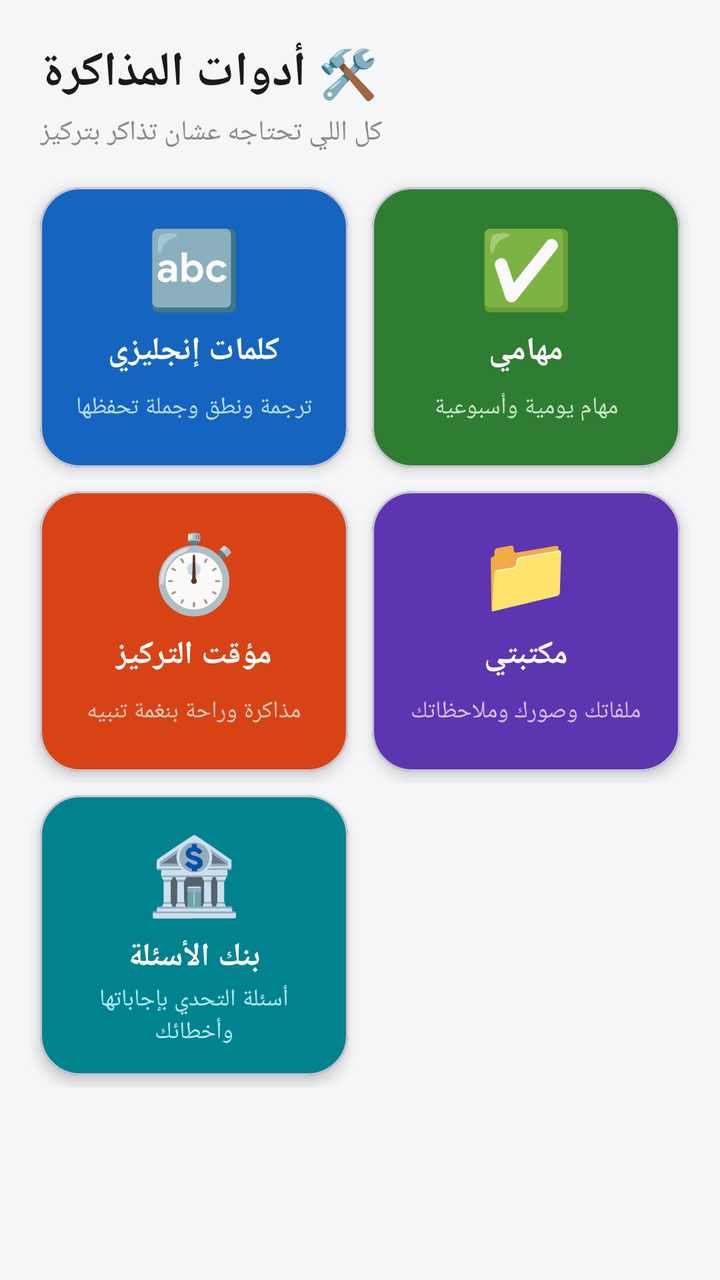
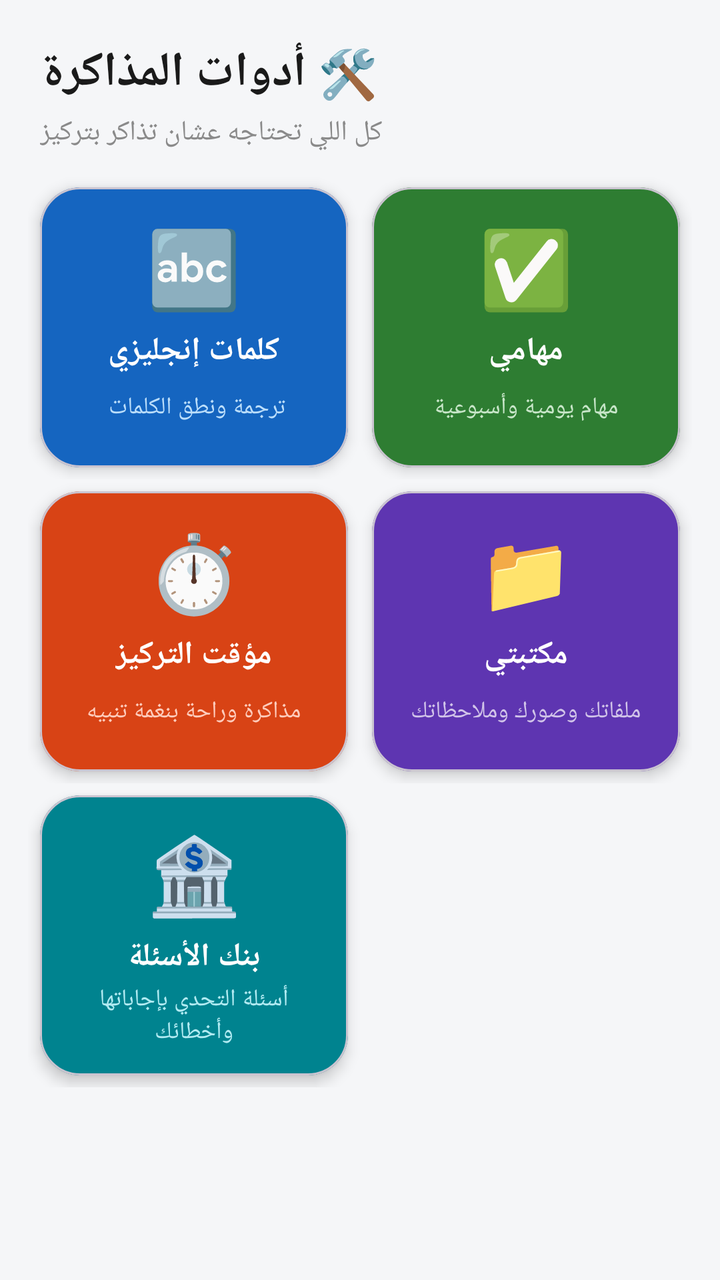

Compare the two renders of this Android layout. The source of the first and the diff that turns it into the second are given below.
<!-- AndroidManifest.xml: application theme Theme.1Bac -->
<!-- res/layout/activity_study_tools.xml -->
<?xml version="1.0" encoding="utf-8"?>
<ScrollView xmlns:android="http://schemas.android.com/apk/res/android"
    xmlns:app="http://schemas.android.com/apk/res-auto"
    android:layout_width="match_parent"
    android:layout_height="match_parent"
    android:fillViewport="true"
    android:background="@color/bg_gray">

    <LinearLayout
        android:layout_width="match_parent"
        android:layout_height="wrap_content"
        android:orientation="vertical"
        android:padding="14dp">

        <TextView
            android:layout_width="wrap_content"
            android:layout_height="wrap_content"
            android:layout_marginStart="6dp"
            android:layout_marginTop="6dp"
            android:text="🛠️ أدوات المذاكرة"
            android:textSize="24sp"
            android:textStyle="bold"
            android:textColor="@color/text_dark" />

        <TextView
            android:layout_width="wrap_content"
            android:layout_height="wrap_content"
            android:layout_marginStart="6dp"
            android:layout_marginTop="4dp"
            android:layout_marginBottom="12dp"
            android:text="كل اللي تحتاجه عشان تذاكر بتركيز"
            android:textSize="14sp"
            android:textColor="@color/text_gray" />

        <LinearLayout
            android:layout_width="match_parent"
            android:layout_height="wrap_content"
            android:orientation="horizontal">

            <com.google.android.material.card.MaterialCardView
                android:id="@+id/cardEnglish"
                android:layout_width="0dp"
                android:layout_height="wrap_content"
                android:layout_weight="1"
                android:layout_margin="6dp"
                app:cardCornerRadius="20dp"
                app:cardElevation="4dp"
                app:cardBackgroundColor="#1565C0">
                <LinearLayout
                    android:layout_width="match_parent"
                    android:layout_height="wrap_content"
                    android:minHeight="140dp"
                    android:orientation="vertical"
                    android:gravity="center"
                    android:padding="12dp">
                    <TextView
                        android:layout_width="wrap_content"
                        android:layout_height="wrap_content"
                        android:text="🔤"
                        android:textSize="38sp" />
                    <TextView
                        android:layout_width="wrap_content"
                        android:layout_height="wrap_content"
                        android:layout_marginTop="6dp"
                        android:text="كلمات إنجليزي"
                        android:textSize="16sp"
                        android:textStyle="bold"
                        android:textColor="#FFFFFF" />
                    <TextView
                        android:layout_width="wrap_content"
                        android:layout_height="wrap_content"
                        android:layout_marginTop="2dp"
                        android:minLines="2"
                        android:maxLines="2"
                        android:gravity="center"
                        android:text="ترجمة ونطق وجملة تحفظها"
                        android:textSize="12sp"
                        android:textColor="#BBDEFB" />
                </LinearLayout>
            </com.google.android.material.card.MaterialCardView>

            <com.google.android.material.card.MaterialCardView
                android:id="@+id/cardTasks"
                android:layout_width="0dp"
                android:layout_height="wrap_content"
                android:layout_weight="1"
                android:layout_margin="6dp"
                app:cardCornerRadius="20dp"
                app:cardElevation="4dp"
                app:cardBackgroundColor="#2E7D32">
                <LinearLayout
                    android:layout_width="match_parent"
                    android:layout_height="wrap_content"
                    android:minHeight="140dp"
                    android:orientation="vertical"
                    android:gravity="center"
                    android:padding="12dp">
                    <TextView
                        android:layout_width="wrap_content"
                        android:layout_height="wrap_content"
                        android:text="✅"
                        android:textSize="38sp" />
                    <TextView
                        android:layout_width="wrap_content"
                        android:layout_height="wrap_content"
                        android:layout_marginTop="6dp"
                        android:text="مهامي"
                        android:textSize="16sp"
                        android:textStyle="bold"
                        android:textColor="#FFFFFF" />
                    <TextView
                        android:layout_width="wrap_content"
                        android:layout_height="wrap_content"
                        android:layout_marginTop="2dp"
                        android:minLines="2"
                        android:maxLines="2"
                        android:gravity="center"
                        android:text="مهام يومية وأسبوعية"
                        android:textSize="12sp"
                        android:textColor="#C8E6C9" />
                </LinearLayout>
            </com.google.android.material.card.MaterialCardView>
        </LinearLayout>

        <LinearLayout
            android:layout_width="match_parent"
            android:layout_height="wrap_content"
            android:orientation="horizontal">

            <com.google.android.material.card.MaterialCardView
                android:id="@+id/cardFocus"
                android:layout_width="0dp"
                android:layout_height="wrap_content"
                android:layout_weight="1"
                android:layout_margin="6dp"
                app:cardCornerRadius="20dp"
                app:cardElevation="4dp"
                app:cardBackgroundColor="#D84315">
                <LinearLayout
                    android:layout_width="match_parent"
                    android:layout_height="wrap_content"
                    android:minHeight="140dp"
                    android:orientation="vertical"
                    android:gravity="center"
                    android:padding="12dp">
                    <TextView
                        android:layout_width="wrap_content"
                        android:layout_height="wrap_content"
                        android:text="⏱️"
                        android:textSize="38sp" />
                    <TextView
                        android:layout_width="wrap_content"
                        android:layout_height="wrap_content"
                        android:layout_marginTop="6dp"
                        android:text="مؤقت التركيز"
                        android:textSize="16sp"
                        android:textStyle="bold"
                        android:textColor="#FFFFFF" />
                    <TextView
                        android:layout_width="wrap_content"
                        android:layout_height="wrap_content"
                        android:layout_marginTop="2dp"
                        android:minLines="2"
                        android:maxLines="2"
                        android:gravity="center"
                        android:text="مذاكرة وراحة بنغمة تنبيه"
                        android:textSize="12sp"
                        android:textColor="#FFCCBC" />
                </LinearLayout>
            </com.google.android.material.card.MaterialCardView>

            <com.google.android.material.card.MaterialCardView
                android:id="@+id/cardLibrary"
                android:layout_width="0dp"
                android:layout_height="wrap_content"
                android:layout_weight="1"
                android:layout_margin="6dp"
                app:cardCornerRadius="20dp"
                app:cardElevation="4dp"
                app:cardBackgroundColor="#5E35B1">
                <LinearLayout
                    android:layout_width="match_parent"
                    android:layout_height="wrap_content"
                    android:minHeight="140dp"
                    android:orientation="vertical"
                    android:gravity="center"
                    android:padding="12dp">
                    <TextView
                        android:layout_width="wrap_content"
                        android:layout_height="wrap_content"
                        android:text="📁"
                        android:textSize="38sp" />
                    <TextView
                        android:layout_width="wrap_content"
                        android:layout_height="wrap_content"
                        android:layout_marginTop="6dp"
                        android:text="مكتبتي"
                        android:textSize="16sp"
                        android:textStyle="bold"
                        android:textColor="#FFFFFF" />
                    <TextView
                        android:layout_width="wrap_content"
                        android:layout_height="wrap_content"
                        android:layout_marginTop="2dp"
                        android:minLines="2"
                        android:maxLines="2"
                        android:gravity="center"
                        android:text="ملفاتك وصورك وملاحظاتك"
                        android:textSize="12sp"
                        android:textColor="#D1C4E9" />
                </LinearLayout>
            </com.google.android.material.card.MaterialCardView>
        </LinearLayout>
                <LinearLayout
            android:layout_width="match_parent"
            android:layout_height="wrap_content"
            android:orientation="horizontal">

            <com.google.android.material.card.MaterialCardView
                android:id="@+id/cardBank"
                android:layout_width="0dp"
                android:layout_height="wrap_content"
                android:layout_weight="1"
                android:layout_margin="6dp"
                app:cardCornerRadius="20dp"
                app:cardElevation="4dp"
                app:cardBackgroundColor="#00838F">
                <LinearLayout
                    android:layout_width="match_parent"
                    android:layout_height="wrap_content"
                    android:minHeight="140dp"
                    android:orientation="vertical"
                    android:gravity="center"
                    android:padding="12dp">
                    <TextView
                        android:layout_width="wrap_content"
                        android:layout_height="wrap_content"
                        android:text="🏦"
                        android:textSize="38sp" />
                    <TextView
                        android:layout_width="wrap_content"
                        android:layout_height="wrap_content"
                        android:layout_marginTop="6dp"
                        android:text="بنك الأسئلة"
                        android:textSize="16sp"
                        android:textStyle="bold"
                        android:textColor="#FFFFFF" />
                    <TextView
                        android:layout_width="wrap_content"
                        android:layout_height="wrap_content"
                        android:layout_marginTop="2dp"
                        android:minLines="2"
                        android:maxLines="2"
                        android:gravity="center"
                        android:text="أسئلة التحدي بإجاباتها وأخطائك"
                        android:textSize="12sp"
                        android:textColor="#B2EBF2" />
                </LinearLayout>
            </com.google.android.material.card.MaterialCardView>

            <View
                android:layout_width="0dp"
                android:layout_height="0dp"
                android:layout_weight="1"
                android:layout_margin="6dp" />
        </LinearLayout>

    </LinearLayout>
</ScrollView>
<!-- resources referenced by this layout -->
<resources>
  <color name="bg_gray">#F5F6F8</color>
  <color name="text_dark">#1A1A1A</color>
  <color name="text_gray">#8A8A8A</color>
  <style name="Theme.1Bac" parent="Base.Theme.1Bac" />
  <style name="Base.Theme.1Bac" parent="Theme.Material3.DayNight.NoActionBar">
          
          
      </style>
</resources>

<!-- the commit's change to res/layout/activity_study_tools.xml (unified diff, before → after) -->
@@ -73,7 +73,7 @@
                         android:minLines="2"
                         android:maxLines="2"
                         android:gravity="center"
-                        android:text="ترجمة ونطق وجملة تحفظها"
+                        android:text="ترجمة ونطق الكلمات "
                         android:textSize="12sp"
                         android:textColor="#BBDEFB" />
                 </LinearLayout>
